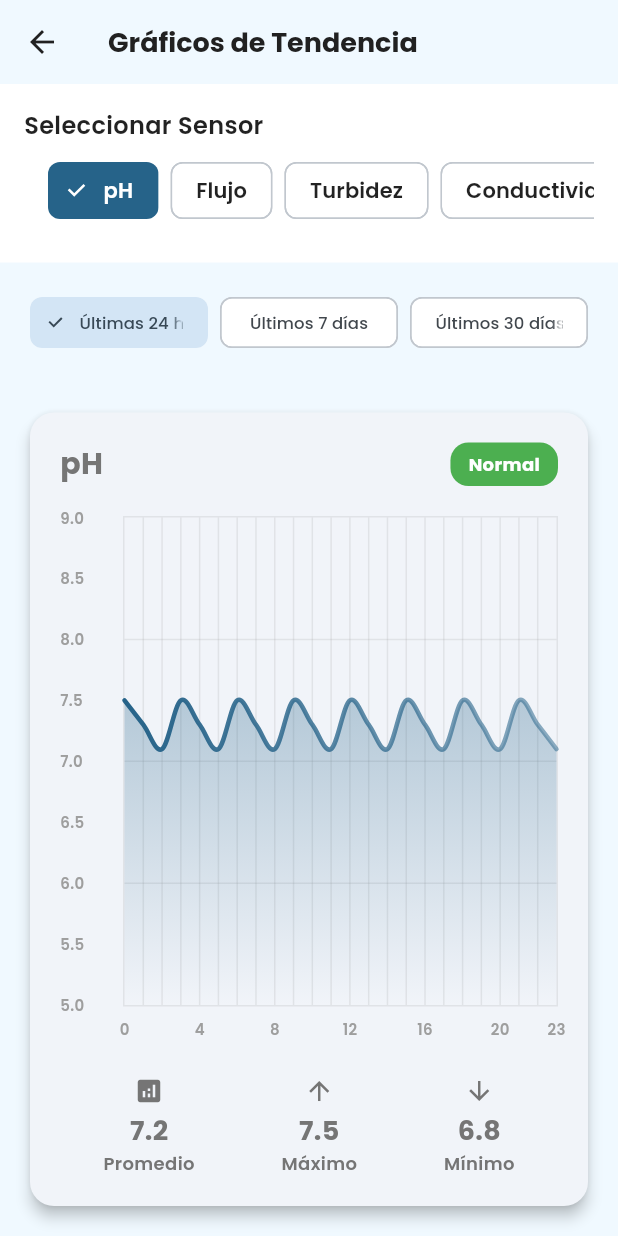
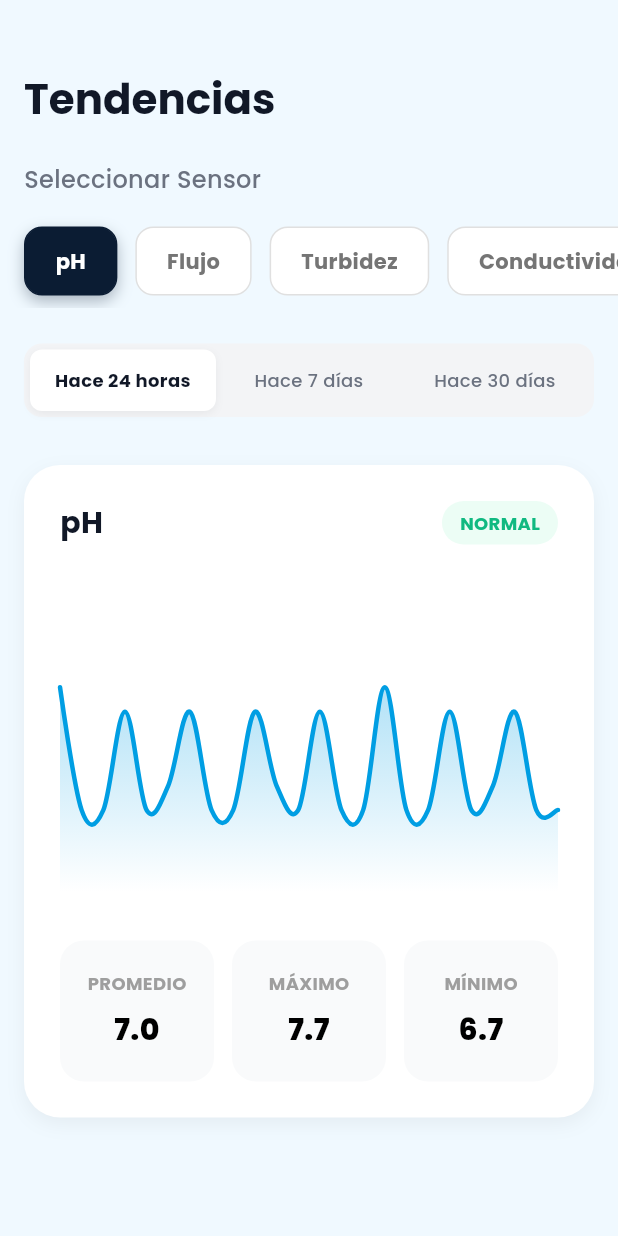
Before and after one commit to xhandlr/water-quality-monitoring, a Flutter app: the ChartsPage screen opened directly, on a phone screen of 412 x 824 dp. Run offline on Flutter 3.47's test engine with Material 3 defaults, Android fonts, the phone set to English and light mode, and no system bars; drawn by our look-alikes of fl_chart; our stand-ins replace google_fonts; missing offline and left inert: mobile_scanner.

Commit message:
feat: agregar UI del sistema en modo inmersivo para ocultar barra de Android
- Cambiar de lugar cards de alertas y sensores
- Agregar estructura de la página de tendencias

```diff
--- a/app-mobile/lib/core/widgets/loading_indicator.dart
+++ b/app-mobile/lib/core/widgets/loading_indicator.dart
@@ -41,7 +41,7 @@ class LoadingIndicator extends StatelessWidget {
 
     if (fullScreen) {
       return Container(
-        color: Colors.black.withValues(alpha: 0.5),
+        color: Colors.black.withOpacity(0.5),
         child: Center(child: indicator),
       );
     }
--- a/app-mobile/lib/features/monitoring/pages/charts_page.dart
+++ b/app-mobile/lib/features/monitoring/pages/charts_page.dart
@@ -1,8 +1,9 @@
 import 'package:flutter/material.dart';
 import 'package:fl_chart/fl_chart.dart';
-import '../widgets/filter_selector.dart';
-import '../widgets/time_range_selector.dart';
-import '../widgets/dashboard/sensor_trend_chart.dart';
+import 'package:aurix/core/config/theme.dart';
+import '../widgets/charts/sensor_selector.dart';
+import '../widgets/charts/time_range_selector.dart';
+import '../widgets/charts/chart_card.dart';
 
 class ChartsPage extends StatefulWidget {
   const ChartsPage({super.key});
@@ -25,93 +26,118 @@ class _ChartsPageState extends State<ChartsPage> {
   // Datos simulados para gráficos
   List<FlSpot> _generateChartData() {
     final List<FlSpot> spots = [];
+    // Simulación simple de datos
+    int points = _selectedRange == TimeRange.day24h ? 24 : (_selectedRange == TimeRange.days7 ? 7 : 30);
 
-    switch (_selectedRange) {
-      case TimeRange.day24h:
-        for (int i = 0; i < 24; i++) {
-          spots.add(FlSpot(
-            i.toDouble(),
-            7.0 + (0.5 - (i % 3) * 0.2),
-          ));
+    for (int i = 0; i < points; i++) {
+      // Generar valores aleatorios pero coherentes
+      double baseValue = 7.0;
+      if (_selectedSensor == 'Flujo') baseValue = 45.0;
+      if (_selectedSensor == 'Turbidez') baseValue = 2.5;
+      if (_selectedSensor == 'Conductividad') baseValue = 150.0;
+
+      double noise = (i % 3 == 0 ? 0.5 : -0.3) + (i % 5 == 0 ? 0.2 : 0.0);
+      spots.add(FlSpot(i.toDouble(), baseValue + noise));
     }
-        break;
-      case TimeRange.days7:
-        for (int i = 0; i < 7; i++) {
-          spots.add(FlSpot(
-            i.toDouble(),
-            7.0 + (0.5 - (i % 2) * 0.3),
-          ));
-        }
-        break;
-      case TimeRange.days30:
-        for (int i = 0; i < 30; i++) {
-          spots.add(FlSpot(
-            i.toDouble(),
-            7.0 + (0.5 - (i % 4) * 0.2),
-          ));
-        }
-        break;
+    return spots;
   }
 
-    return spots;
+  String _getUnit() {
+    switch (_selectedSensor) {
+      case 'pH': return 'pH';
+      case 'Flujo': return 'L/min';
+      case 'Turbidez': return 'NTU';
+      case 'Conductividad': return 'µS/cm';
+      default: return '';
+    }
   }
 
   @override
   Widget build(BuildContext context) {
+    final data = _generateChartData();
+    // Calcular estadísticas simples
+    double sum = 0;
+    double max = double.negativeInfinity;
+    double min = double.infinity;
+
+    for (var spot in data) {
+      sum += spot.y;
+      if (spot.y > max) max = spot.y;
+      if (spot.y < min) min = spot.y;
+    }
+    double average = sum / data.length;
+
     return Scaffold(
-      appBar: AppBar(
-        title: const Text('Gráficos de Tendencia'),
-        elevation: 0,
-      ),
-      body: Column(
-        children: [
-          // Selector de sensor
-          Container(
-            width: double.infinity,
-            padding: const EdgeInsets.all(16),
-            color: Colors.white,
+      backgroundColor: AppColors.background,
+      body: SafeArea(
+        child: SingleChildScrollView(
           child: Column(
             crossAxisAlignment: CrossAxisAlignment.start,
             children: [
-                const Text(
-                  'Seleccionar Sensor',
-                  style: TextStyle(
-                    color: Colors.black87,
-                    fontSize: 16,
-                    fontWeight: FontWeight.w600,
+              // Header
+              Padding(
+                padding: const EdgeInsets.fromLTRB(16, 48, 16, 24),
+                child: Text(
+                  'Tendencias',
+                  style: Theme.of(context).textTheme.headlineMedium?.copyWith(
+                    fontWeight: FontWeight.bold,
+                    color: const Color(0xFF111827),
                   ),
-                ),
-               FilterSelector(
-                filters: _sensors,
-                selectedFilter: _selectedSensor,
-                onFilterSelected: (newSensor) {
-                  setState(() {
-                    _selectedSensor = newSensor;
-                  });
-                },
-              ),
-              ],
                 ),
               ),
 
-          // Selector de rango de tiempo
-          TimeRangeSelector(
-            selectedRange: _selectedRange,
-            onRangeSelected: (newRange) {
+              // Texto "Seleccionar sensor"
+              const Padding(
+                padding: EdgeInsets.symmetric(horizontal: 16.0),
+                child: Text(
+                  'Seleccionar Sensor',
+                  style: TextStyle(
+                    fontSize: 16,
+                    fontWeight: FontWeight.w500,
+                    color: Color(0xFF6B7280), // Gray 500
+                  ),
+                ),
+              ),
+
+              const SizedBox(height: 12),
+
+              // Selector de Sensor
+              SensorSelector(
+                sensors: _sensors,
+                selectedSensor: _selectedSensor,
+                onSensorSelected: (sensor) {
                   setState(() {
-                _selectedRange = newRange;
+                    _selectedSensor = sensor;
                   });
                 },
               ),
 
-          // Gráfico principal
-          SensorTrendChart(
+              const SizedBox(height: 8),
+
+              // Selector de Rango de Tiempo
+              TimeRangeSelector(
+                selectedRange: _selectedRange,
+                onRangeSelected: (range) {
+                  setState(() {
+                    _selectedRange = range;
+                  });
+                },
+              ),
+
+              // Gráfico y Estadísticas
+              ChartCard(
                 sensorName: _selectedSensor,
-            selectedRange: _selectedRange,
-            dataPoints: _generateChartData(),
-            unit: 'pH', // Esto debería ser dinámico según el sensor
+                unit: _getUnit(),
+                dataPoints: data,
+                average: average,
+                max: max,
+                min: min,
               ),
+
+              const SizedBox(height: 24),
             ],
+          ),
+        ),
       ),
     );
   }
--- a/app-mobile/lib/main.dart
+++ b/app-mobile/lib/main.dart
@@ -1,4 +1,5 @@
 import 'package:flutter/material.dart';
+import 'package:flutter/services.dart';
 import 'package:aurix/core/config/theme.dart';
 import 'package:aurix/features/auth/pages/splash_screen.dart';
 import 'package:aurix/features/auth/pages/login_page.dart';
@@ -8,6 +9,8 @@ import 'package:aurix/features/monitoring/pages/sensor_detail_page.dart';
 import 'package:aurix/features/monitoring/models/sensor_reading.dart';
 
 void main() {
+  WidgetsFlutterBinding.ensureInitialized();
+  SystemChrome.setEnabledSystemUIMode(SystemUiMode.immersiveSticky);
   runApp(const MyApp());
 }
 
```
Also changed, not shown: app-mobile/lib/features/monitoring/pages/dashboard_page.dart (+4 -4 lines), app-mobile/lib/features/monitoring/widgets/dashboard/alert_card.dart (added, +191 -0 lines), app-mobile/lib/features/monitoring/widgets/sensor_card.dart (added, +162 -0 lines). Lines whose indentation alone changed are shown as unchanged.
